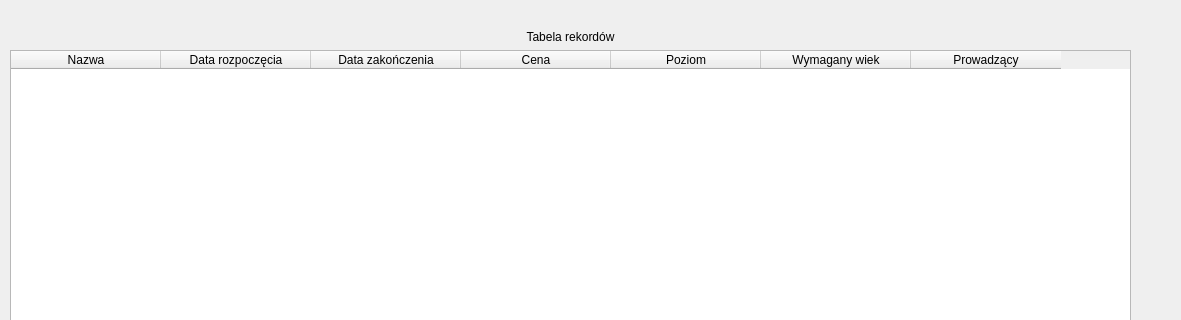
Qt form tableedit_kursy_pracownik.ui (aleksanderkalenbach/IO_2020_2021_ASP) before a commit; both pictures show x 0 to 1181 and y 0 to 320 of the 1181 by 634 pixel window.
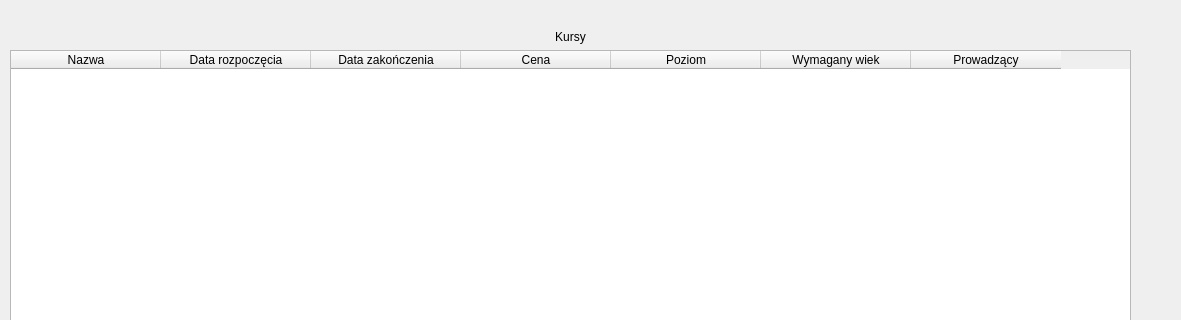
The same form after that commit.

Diff of the .ui file:
```diff
--- a/tableedit_kursy_pracownik.ui
+++ b/tableedit_kursy_pracownik.ui
@@ -100,7 +100,7 @@
     <item row="0" column="0">
      <widget class="QLabel" name="label">
       <property name="text">
-       <string>Tabela rekordów</string>
+       <string>Kursy</string>
       </property>
       <property name="alignment">
        <set>Qt::AlignCenter</set>
```
